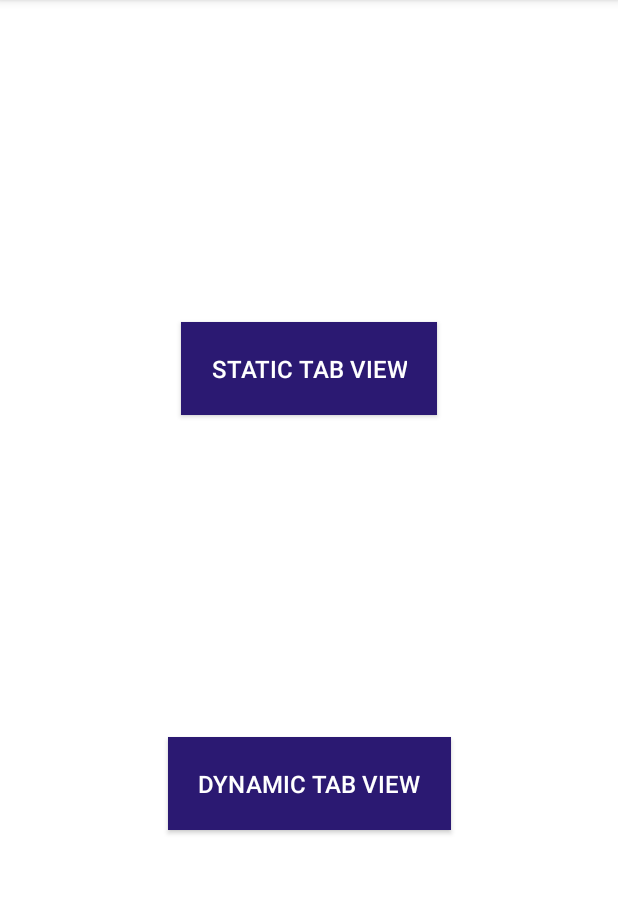
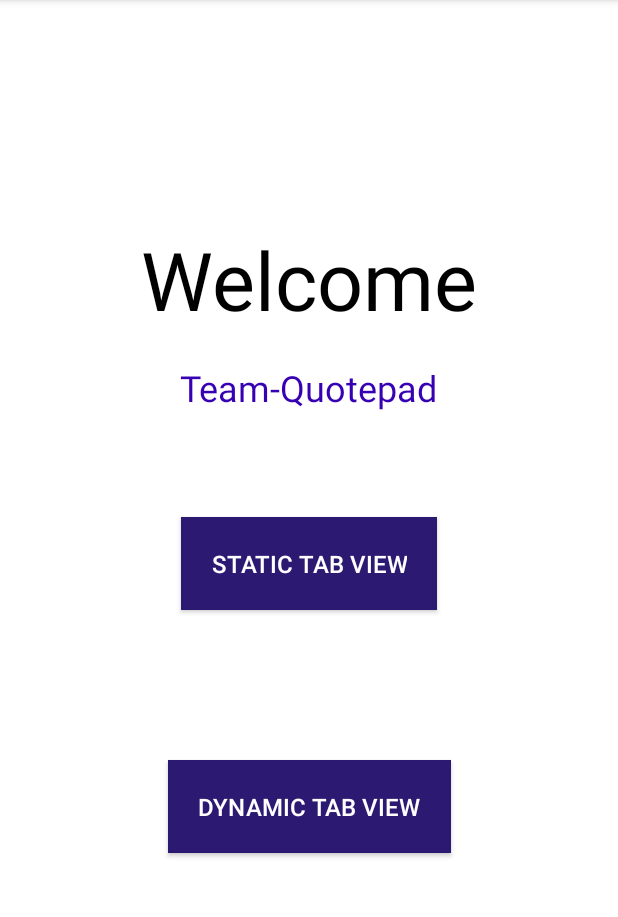
Before and after one commit to Aka5h23/Tutorial-Tabview, an Android app: the screen it shows after launch (MainActivity), on a phone screen of 412 x 824 dp, the part 84-1001 px from its top. Run offline under Robolectric (Android 15) with nearby library versions, the phone set to English and light mode, and no system bars.

Commit message:
Final Commit Again
Added our team name in the welcome page.

```diff
--- a/app/src/main/res/layout/activity_main.xml
+++ b/app/src/main/res/layout/activity_main.xml
@@ -5,6 +5,34 @@
     android:layout_width="match_parent"
     android:layout_height="match_parent"
     tools:context=".MainActivity">
+    <TextView
+        android:id="@+id/tv1"
+        android:layout_width="wrap_content"
+        android:layout_height="wrap_content"
+        android:textSize="54sp"
+        android:text="Welcome"
+        app:layout_constraintVertical_chainStyle="packed"
+        android:textColor="@color/black"
+        app:layout_constraintBottom_toTopOf="@+id/tv2"
+        app:layout_constraintEnd_toEndOf="parent"
+        app:layout_constraintStart_toStartOf="parent"
+        app:layout_constraintTop_toTopOf="parent"
+        />
+
+    <TextView
+        android:id="@+id/tv2"
+        android:layout_width="wrap_content"
+        android:layout_height="wrap_content"
+        android:padding="20dp"
+        android:text="Team-Quotepad"
+        android:textColor="@color/purple_700"
+        android:textSize="24sp"
+        app:layout_constraintBottom_toTopOf="@+id/btn1"
+        app:layout_constraintEnd_toEndOf="parent"
+        app:layout_constraintStart_toStartOf="parent"
+        app:layout_constraintTop_toBottomOf="@id/tv1"
+
+        />
 
     <androidx.appcompat.widget.AppCompatButton
         android:id="@+id/btn1"
@@ -12,13 +40,14 @@
         android:layout_height="wrap_content"
         android:text="Static Tab View"
         android:padding="20dp"
+        android:layout_margin="50dp"
         android:textSize="16sp"
         android:textColor="@color/white"
         android:background="#2b1972"
         app:layout_constraintBottom_toTopOf="@+id/btn2"
         app:layout_constraintEnd_toEndOf="parent"
         app:layout_constraintStart_toStartOf="parent"
-        app:layout_constraintTop_toTopOf="parent" />
+        app:layout_constraintTop_toBottomOf="@id/tv2" />
 
     <androidx.appcompat.widget.AppCompatButton
         android:id="@+id/btn2"
@@ -26,6 +55,7 @@
         android:layout_height="wrap_content"
         android:text="Dynamic Tab View"
         android:textColor="@color/white"
+        android:layout_margin="50dp"
         android:background="#2b1972"
         android:padding="20dp"
         android:textSize="16sp"
```
